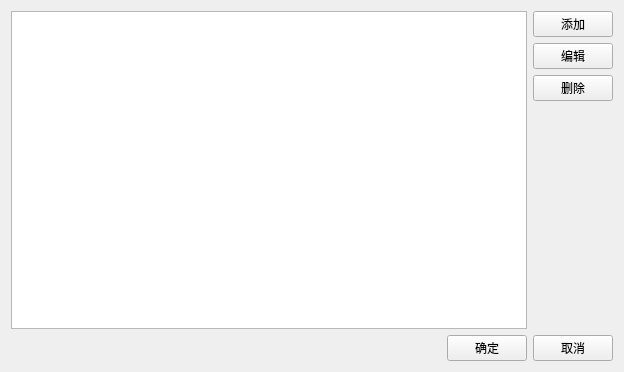
Above: css/main/configuration/inputeditor.ui from JZhq/CSS before the change. Below: the same form after it.
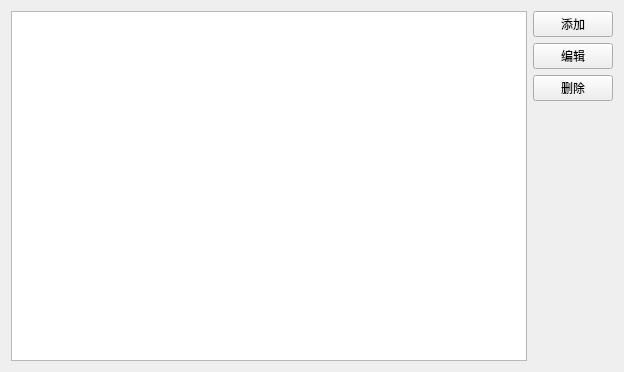
That is the form after the change.

The edit to the form file:
```diff
--- a/css/main/configuration/inputeditor.ui
+++ b/css/main/configuration/inputeditor.ui
@@ -62,35 +62,7 @@
       </layout>
      </item>
      <item>
-      <layout class="QHBoxLayout" name="horizontalLayout_2">
-       <item>
-        <spacer name="horizontalSpacer">
-         <property name="orientation">
-          <enum>Qt::Horizontal</enum>
-         </property>
-         <property name="sizeHint" stdset="0">
-          <size>
-           <width>40</width>
-           <height>20</height>
-          </size>
-         </property>
-        </spacer>
-       </item>
-       <item>
-        <widget class="QPushButton" name="pushButton_confirm">
-         <property name="text">
-          <string>确定</string>
-         </property>
-        </widget>
-       </item>
-       <item>
-        <widget class="QPushButton" name="pushButton_cancel">
-         <property name="text">
-          <string>取消</string>
-         </property>
-        </widget>
-       </item>
-      </layout>
+      <layout class="QHBoxLayout" name="horizontalLayout_2"/>
      </item>
     </layout>
    </item>
```
